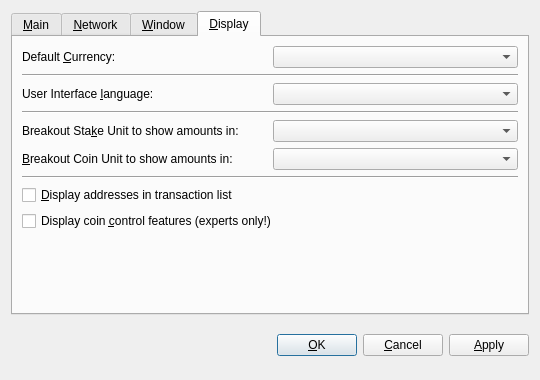
Old version of the form src/qt/forms/optionsdialog.ui in the repository BreakoutCoin/Breakout-Chain-Client.
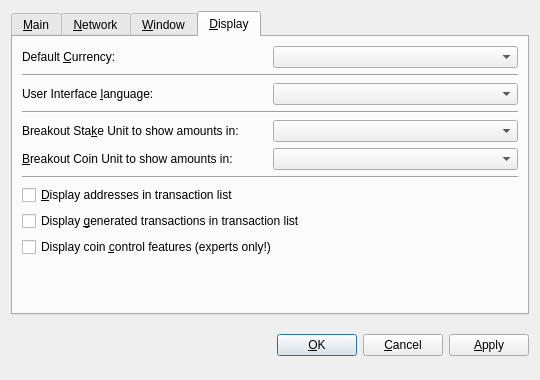
New version of the form. The open tabs and pages were chosen to show the change. Custom widgets are drawn as their Qt base class.

Commit message: default no generated tx in gui + build win64

```diff
--- a/src/qt/forms/optionsdialog.ui
+++ b/src/qt/forms/optionsdialog.ui
@@ -503,6 +503,16 @@
          </property>
         </widget>
        </item>
+       <item>
+        <widget class="QCheckBox" name="displayGenerated">
+         <property name="toolTip">
+          <string>Whether to show generated transactions in the transaction list.</string>
+         </property>
+         <property name="text">
+          <string>Display &amp;generated transactions in transaction list</string>
+         </property>
+        </widget>
+       </item>
        <item>
         <widget class="QCheckBox" name="coinControlFeatures">
          <property name="toolTip">
```
The commit also changes 13 other files.
